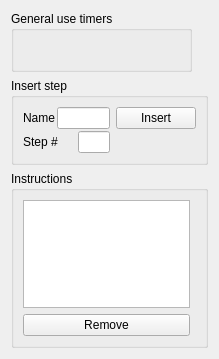
The window that brewDayWidget.ui (Brewtarget/brewtarget) describes before a commit, drawn with Qt 5.
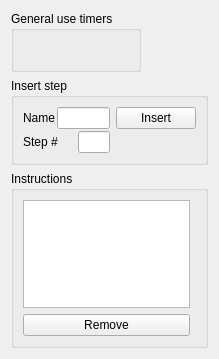
The same window after the commit.

Commit message: Timers flash when done.

The edit to the form file:
```diff
--- a/brewDayWidget.ui
+++ b/brewDayWidget.ui
@@ -36,9 +36,12 @@
           <property name="orientation">
            <enum>Qt::Horizontal</enum>
           </property>
+          <property name="sizeType">
+           <enum>QSizePolicy::MinimumExpanding</enum>
+          </property>
           <property name="sizeHint" stdset="0">
            <size>
-            <width>181</width>
+            <width>0</width>
             <height>20</height>
            </size>
           </property>
@@ -52,9 +55,12 @@
        <property name="orientation">
         <enum>Qt::Horizontal</enum>
        </property>
+       <property name="sizeType">
+        <enum>QSizePolicy::MinimumExpanding</enum>
+       </property>
        <property name="sizeHint" stdset="0">
         <size>
-         <width>40</width>
+         <width>0</width>
          <height>20</height>
         </size>
        </property>
```
The commit also changes 2 other files.
